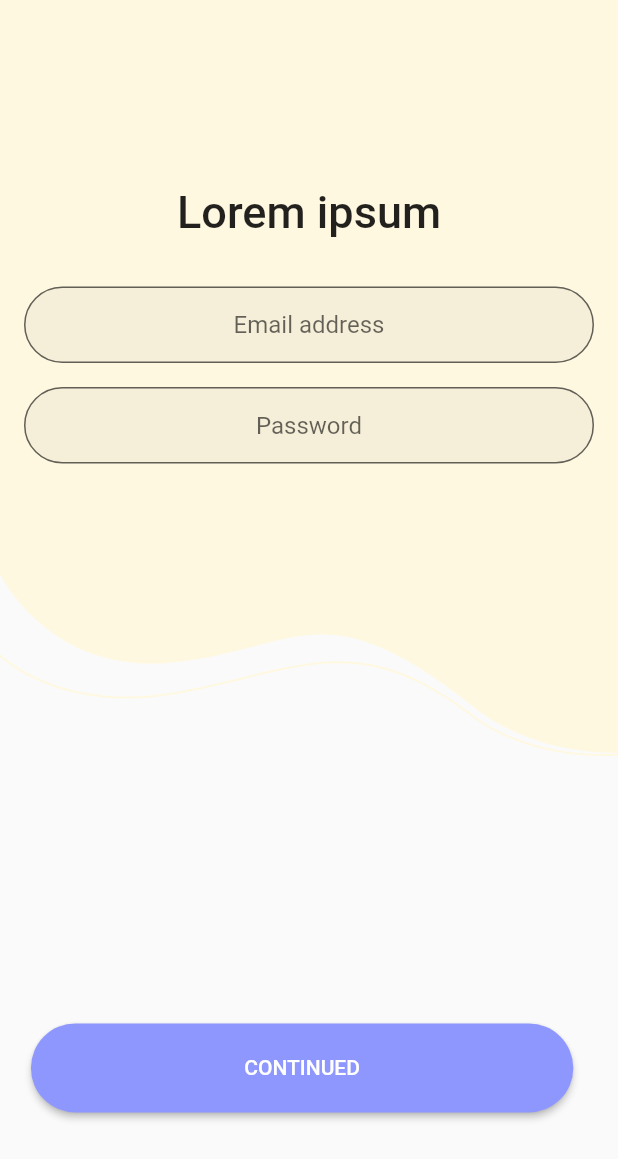
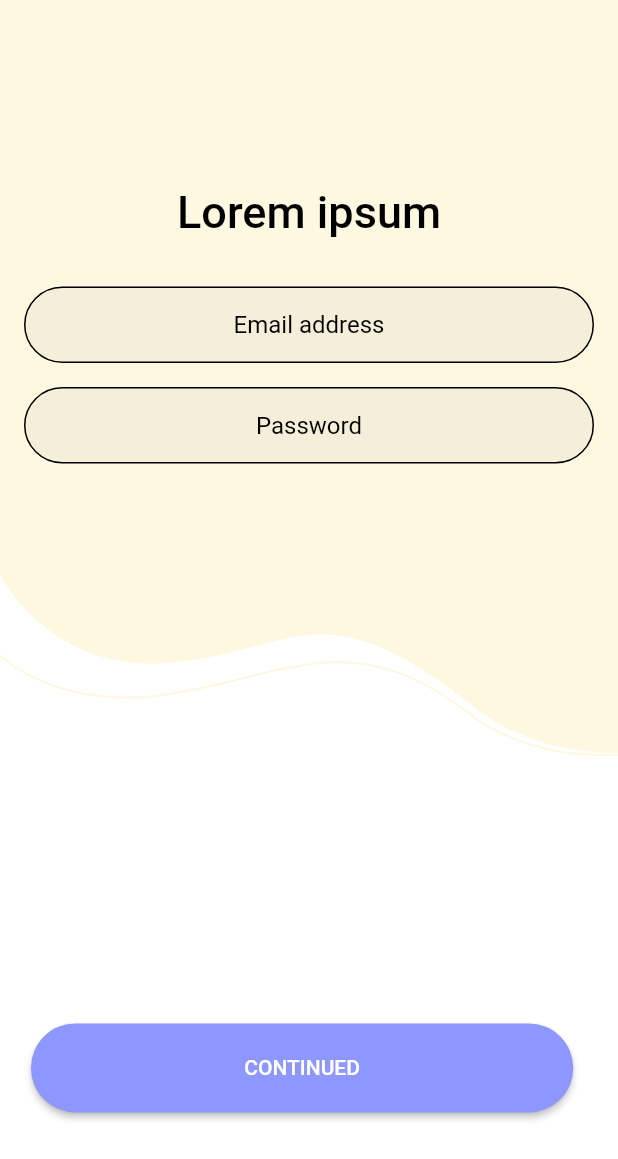
Before and after one commit to Di72/pet-flutter, a Flutter app: the screen it shows after launch, after a tap on "SIGN UP", on a phone screen of 412 x 824 dp. Shown: the top 1159 px of the screen. Run offline on Flutter 3.47's test engine with Material 2 defaults, Android fonts, the phone set to English and light mode, and no system bars; our stand-ins replace flutter_svg.

Commit message:
feat: toggle theme and provider

```diff
--- /dev/null
+++ b/lib/components/change_theme_button.dart
@@ -0,0 +1,18 @@
+import 'package:flutter/material.dart';
+import 'package:flutter_application_1/provider/theme_provider.dart';
+import 'package:provider/provider.dart';
+
+class ChangeThemeButton extends StatelessWidget {
+  @override
+  Widget build(BuildContext context) {
+    final themeProvider = Provider.of<ThemeProvider>(context);
+
+    return Switch.adaptive(
+      value: themeProvider.isDarkMode,
+      onChanged: (value) {
+        final provider = Provider.of<ThemeProvider>(context, listen: false);
+        provider.toggleTheme(value);
+      },
+    );
+  }
+}
--- a/lib/main.dart
+++ b/lib/main.dart
@@ -1,8 +1,10 @@
 import 'package:flutter/material.dart';
 import 'package:flutter_application_1/generated/l10n.dart';
+import 'package:flutter_application_1/provider/theme_provider.dart';
 import 'package:flutter_application_1/routes.dart';
 import 'package:flutter_application_1/screen/welcome/welcome.dart';
 import 'package:flutter_localizations/flutter_localizations.dart';
+import 'package:provider/provider.dart';
 
 void main() => runApp(const MyApp());
 
@@ -10,7 +12,10 @@ class MyApp extends StatelessWidget {
   const MyApp({Key? key}) : super(key: key);
 
   @override
-  Widget build(BuildContext context) {
+  Widget build(BuildContext context) => ChangeNotifierProvider(
+        create: (context) => ThemeProvider(),
+        builder: (context, _) {
+          final themeProvider = Provider.of<ThemeProvider>(context);
           return MaterialApp(
             localizationsDelegates: const [
               S.delegate,
@@ -18,10 +23,14 @@ class MyApp extends StatelessWidget {
               GlobalWidgetsLocalizations.delegate,
               GlobalCupertinoLocalizations.delegate,
             ],
+            themeMode: themeProvider.themeMode,
+            theme: MyThemes.lightTheme,
+            darkTheme: MyThemes.darkTheme,
             supportedLocales: S.delegate.supportedLocales,
             debugShowCheckedModeBanner: false,
             initialRoute: Welcome.routeName,
             routes: routes,
           );
+        },
+      );
 }
-}
--- /dev/null
+++ b/lib/provider/theme_provider.dart
@@ -0,0 +1,36 @@
+import 'package:flutter/material.dart';
+import 'package:flutter/scheduler.dart';
+
+class ThemeProvider extends ChangeNotifier {
+  ThemeMode themeMode = ThemeMode.system;
+
+  bool get isDarkMode {
+    if (themeMode == ThemeMode.system) {
+      final brightness = SchedulerBinding.instance?.window.platformBrightness;
+      return brightness == Brightness.dark;
+    } else {
+      return themeMode == ThemeMode.dark;
+    }
+  }
+
+  void toggleTheme(bool isOn) {
+    themeMode = isOn ? ThemeMode.dark : ThemeMode.light;
+    notifyListeners();
+  }
+}
+
+class MyThemes {
+  static final darkTheme = ThemeData(
+    scaffoldBackgroundColor: Colors.grey.shade900,
+    primaryColor: Colors.black,
+    colorScheme: ColorScheme.dark(),
+    iconTheme: IconThemeData(color: Colors.purple.shade200, opacity: 0.8),
+  );
+
+  static final lightTheme = ThemeData(
+    scaffoldBackgroundColor: Colors.white,
+    primaryColor: Colors.white,
+    colorScheme: ColorScheme.light(),
+    iconTheme: IconThemeData(color: Colors.red, opacity: 0.8),
+  );
+}
--- a/lib/routes.dart
+++ b/lib/routes.dart
@@ -1,6 +1,8 @@
 import 'package:flutter/widgets.dart';
+import 'package:flutter_application_1/screen/home/home.dart';
 import 'package:flutter_application_1/screen/welcome/welcome.dart';
 
 final Map<String, WidgetBuilder> routes = {
   Welcome.routeName: (context) => const Welcome(),
+  Home.routeName: (context) => const Home(),
 };
--- /dev/null
+++ b/lib/screen/home/components/body.dart
@@ -0,0 +1,15 @@
+import 'package:flutter/material.dart';
+
+class Body extends StatelessWidget {
+  const Body({Key? key}) : super(key: key);
+
+  @override
+  Widget build(BuildContext context) {
+    final text = MediaQuery.of(context).platformBrightness == Brightness.dark
+        ? 'Dark'
+        : 'White';
+    return Center(
+      child: Text('Hello $text!'),
+    );
+  }
+}
--- /dev/null
+++ b/lib/screen/home/home.dart
@@ -0,0 +1,19 @@
+import 'package:flutter/material.dart';
+import 'package:flutter_application_1/components/change_theme_button.dart';
+import 'package:flutter_application_1/screen/home/components/body.dart';
+
+class Home extends StatelessWidget {
+  const Home({Key? key}) : super(key: key);
+  static String routeName = "/home";
+
+  @override
+  Widget build(BuildContext context) {
+    return Scaffold(
+        appBar: AppBar(
+          backgroundColor: Colors.orange,
+          title: Text('First screen'),
+          actions: [ChangeThemeButton()],
+        ),
+        body: Body());
+  }
+}
--- /dev/null
+++ b/lib/screen/welcome/components/body.dart
@@ -0,0 +1,128 @@
+import 'package:flutter/material.dart';
+import 'package:flutter_application_1/constants.dart';
+import 'package:flutter_application_1/generated/l10n.dart';
+import 'package:flutter_application_1/screen/home/home.dart';
+import 'package:flutter_application_1/screen/welcome/components/sign_up.dart';
+import 'package:flutter_svg/svg.dart';
+
+class Body extends StatefulWidget {
+  const Body({Key? key}) : super(key: key);
+
+  @override
+  State<Body> createState() => _BodyState();
+}
+
+class _BodyState extends State<Body> with SingleTickerProviderStateMixin {
+  bool _isShowNextFields = false;
+  late AnimationController _controller;
+
+  @override
+  void initState() {
+    _controller = AnimationController(
+      duration: const Duration(milliseconds: 500),
+      vsync: this,
+    );
+    super.initState();
+  }
+
+  @override
+  void dispose() {
+    _controller.dispose();
+    super.dispose();
+  }
+
+  @override
+  Widget build(BuildContext context) {
+    final Size _size = MediaQuery.of(context).size;
+
+    return SafeArea(
+      child: Stack(
+        children: [
+          SizedBox(
+            height: _size.height,
+            width: _size.width,
+          ),
+          SvgPicture.asset(
+            "assets/icons/Frame.svg",
+            color: Colors.amber[50],
+            fit: BoxFit.fitHeight,
+          ),
+          AnimatedPositioned(
+            duration: const Duration(milliseconds: 500),
+            width: _size.width,
+            height: _size.height,
+            right: _isShowNextFields ? 0 : -_size.width,
+            top: _size.height - 700,
+            child: const SignUp(),
+          ),
+          AnimatedPositioned(
+              duration: const Duration(milliseconds: 500),
+              top: _size.height * 0.1,
+              left: _isShowNextFields ? -_size.width * 2 : 0,
+              child: Padding(
+                padding: const EdgeInsets.symmetric(horizontal: defaultPadding),
+                child: Column(
+                  crossAxisAlignment: CrossAxisAlignment.center,
+                  children: [
+                    Image.asset('assets/images/Women.png'),
+                    Padding(
+                      padding: const EdgeInsets.only(
+                          top: 150.0, bottom: defaultPadding),
+                      child: Text(S.of(context).lorem_ipsum,
+                          textAlign: TextAlign.center,
+                          style: const TextStyle(
+                              fontSize: 30, fontWeight: FontWeight.w500)),
+                    ),
+                    SizedBox(
+                        width: 200,
+                        child: Text(
+                          S.of(context).lorem_ipsum_long,
+                          textAlign: TextAlign.center,
+                          style: const TextStyle(
+                              fontSize: 11,
+                              fontWeight: FontWeight.w300,
+                              color: secondaryFont),
+                        ))
+                  ],
+                ),
+              )),
+          Positioned(
+            bottom: _size.height * 0.1,
+            left: _size.height * 0.025,
+            child: RotationTransition(
+              turns: Tween(begin: 0.0, end: -1.0).animate(_controller),
+              child: ElevatedButton(
+                onPressed: () {
+                  if (_isShowNextFields) {
+                    Navigator.pushNamed(context, Home.routeName);
+                    _controller.reset();
+                  } else {
+                    _controller.forward();
+                  }
+                  setState(() {
+                    _isShowNextFields = !_isShowNextFields;
+                  });
+                },
+                child: SizedBox(
+                    width: _size.width * 0.8,
+                    height: _size.height * 0.072,
+                    child: Column(
+                      mainAxisAlignment: MainAxisAlignment.center,
+                      children: [
+                        _isShowNextFields
+                            ? Text(S.of(context).continued,
+                                style: const TextStyle(fontSize: 14))
+                            : Text(S.of(context).sign_up,
+                                style: const TextStyle(fontSize: 14)),
+                      ],
+                    )),
+                style: ElevatedButton.styleFrom(
+                    shape: const StadiumBorder(), primary: secondaryColor),
+              ),
+            ),
+          )
+        ],
+      ),
+    );
+  }
+}
--- a/lib/screen/welcome/components/sign_up.dart
+++ b/lib/screen/welcome/components/sign_up.dart
@@ -15,22 +15,26 @@ class SignUp extends StatelessWidget {
         children: [
           Text(S.of(context).lorem_ipsum,
               textAlign: TextAlign.center,
-              style:
-                  const TextStyle(fontSize: 30, fontWeight: FontWeight.w500)),
+              style: const TextStyle(
+                  fontSize: 30,
+                  fontWeight: FontWeight.w500,
+                  color: Colors.black)),
           Padding(
             padding: const EdgeInsets.only(
                 top: defaultPadding * 2, bottom: defaultPadding),
             child: TextFormField(
+              style: TextStyle(color: Colors.black),
               textAlign: TextAlign.center,
               keyboardType: TextInputType.text,
               decoration: InputDecoration(
                 hintText: 'Email address',
-                hintStyle: const TextStyle(fontSize: 16),
+                hintStyle: const TextStyle(fontSize: 16, color: Colors.black),
                 border: OutlineInputBorder(
                   borderRadius: BorderRadius.circular(88),
-                  borderSide: const BorderSide(
-                    width: 1,
-                  ),
+                ),
+                enabledBorder: OutlineInputBorder(
+                  borderSide: BorderSide(color: Colors.black),
+                  borderRadius: BorderRadius.circular(88),
                 ),
                 filled: true,
                 contentPadding: const EdgeInsets.all(defaultPadding),
@@ -40,15 +44,17 @@ class SignUp extends StatelessWidget {
           TextFormField(
             textAlign: TextAlign.center,
             keyboardType: TextInputType.text,
+            style: TextStyle(color: Colors.black),
             obscureText: true,
             decoration: InputDecoration(
               hintText: 'Password',
-              hintStyle: const TextStyle(fontSize: 16),
+              hintStyle: const TextStyle(fontSize: 16, color: Colors.black),
               border: OutlineInputBorder(
                 borderRadius: BorderRadius.circular(88),
-                borderSide: const BorderSide(
-                  width: 1,
-                ),
+              ),
+              enabledBorder: OutlineInputBorder(
+                borderSide: BorderSide(color: Colors.black),
+                borderRadius: BorderRadius.circular(88),
               ),
               filled: true,
               contentPadding: const EdgeInsets.all(defaultPadding),
--- a/lib/screen/welcome/welcome.dart
+++ b/lib/screen/welcome/welcome.dart
@@ -1,129 +1,12 @@
 import 'package:flutter/material.dart';
-import 'package:flutter_application_1/constants.dart';
-import 'package:flutter_application_1/generated/l10n.dart';
-import 'package:flutter_application_1/screen/welcome/components/sign_up.dart';
-import 'package:flutter_svg/svg.dart';
+import 'package:flutter_application_1/screen/Welcome/components/body.dart';
 
-class Welcome extends StatefulWidget {
+class Welcome extends StatelessWidget {
+  const Welcome({Key? key}) : super(key: key);
   static String routeName = "/welcome";
-
-  const Welcome({Key? key}) : super(key: key);
-
-  @override
-  State<Welcome> createState() => _WelcomeState();
-}
-
-class _WelcomeState extends State<Welcome> with SingleTickerProviderStateMixin {
-  bool _isShowNextFields = false;
-  late AnimationController _controller;
-
-  @override
-  void initState() {
-    _controller = AnimationController(
-      duration: const Duration(milliseconds: 500),
-      vsync: this,
-    );
-    super.initState();
-  }
-
-  @override
-  void dispose() {
-    _controller.dispose();
-    super.dispose();
-  }
 
   @override
   Widget build(BuildContext context) {
-    final Size _size = MediaQuery.of(context).size;
-
-    return Scaffold(
-      body: SafeArea(
-        child: Stack(
-          children: [
-            SizedBox(
-              height: _size.height,
-              width: _size.width,
-            ),
-            SvgPicture.asset(
-              "assets/icons/Frame.svg",
-              color: Colors.amber[50],
-              fit: BoxFit.fitHeight,
-            ),
-            AnimatedPositioned(
-              duration: const Duration(milliseconds: 500),
-              width: _size.width,
-              height: _size.height,
-              right: _isShowNextFields ? 0 : -_size.width,
-              top: _size.height - 700,
-              child: const SignUp(),
-            ),
-            AnimatedPositioned(
-                duration: const Duration(milliseconds: 500),
-                top: _size.height * 0.1,
-                left: _isShowNextFields ? -_size.width * 2 : 0,
-                child: Padding(
-                  padding:
-                      const EdgeInsets.symmetric(horizontal: defaultPadding),
-                  child: Column(
-                    crossAxisAlignment: CrossAxisAlignment.center,
-                    children: [
-                      Image.asset('assets/images/Women.png'),
-                      Padding(
-                        padding: const EdgeInsets.only(
-                            top: 150.0, bottom: defaultPadding),
-                        child: Text(S.of(context).lorem_ipsum,
-                            textAlign: TextAlign.center,
-                            style: const TextStyle(
-                                fontSize: 30, fontWeight: FontWeight.w500)),
-                      ),
-                      SizedBox(
-                          width: 200,
-                          child: Text(
-                            S.of(context).lorem_ipsum_long,
-                            textAlign: TextAlign.center,
-                            style: const TextStyle(
-                                fontSize: 11,
-                                fontWeight: FontWeight.w300,
-                                color: secondaryFont),
-                          ))
-                    ],
-                  ),
-                )),
-            Positioned(
-              bottom: _size.height * 0.1,
-              left: _size.height * 0.025,
-              child: RotationTransition(
-                turns: Tween(begin: 0.0, end: -1.0).animate(_controller),
-                child: ElevatedButton(
-                  onPressed: () {
-                    _isShowNextFields
-                        ? _controller.reset()
-                        : _controller.forward();
-                    setState(() {
-                      _isShowNextFields = !_isShowNextFields;
-                    });
-                  },
-                  child: SizedBox(
-                      width: _size.width * 0.8,
-                      height: _size.height * 0.072,
-                      child: Column(
-                        mainAxisAlignment: MainAxisAlignment.center,
-                        children: [
-                          _isShowNextFields
-                              ? Text(S.of(context).continued,
-                                  style: const TextStyle(fontSize: 14))
-                              : Text(S.of(context).sign_up,
-                                  style: const TextStyle(fontSize: 14)),
-                        ],
-                      )),
-                  style: ElevatedButton.styleFrom(
-                      shape: const StadiumBorder(), primary: secondaryColor),
-                ),
-              ),
-            )
-          ],
-        ),
-      ),
-    );
+    return const Scaffold(body: Body());
   }
 }
--- a/pubspec.yaml
+++ b/pubspec.yaml
@@ -39,7 +39,7 @@ dependencies:
   google_fonts: ^2.0.0
   flutter_svg: ^0.22.0
   intl: ^0.17.0
-
+  provider: ^6.0.1
 dev_dependencies:
   flutter_test:
     sdk: flutter
```
Also changed, not shown: pubspec.lock, 1 other file. Lines whose indentation alone changed are shown as unchanged.
